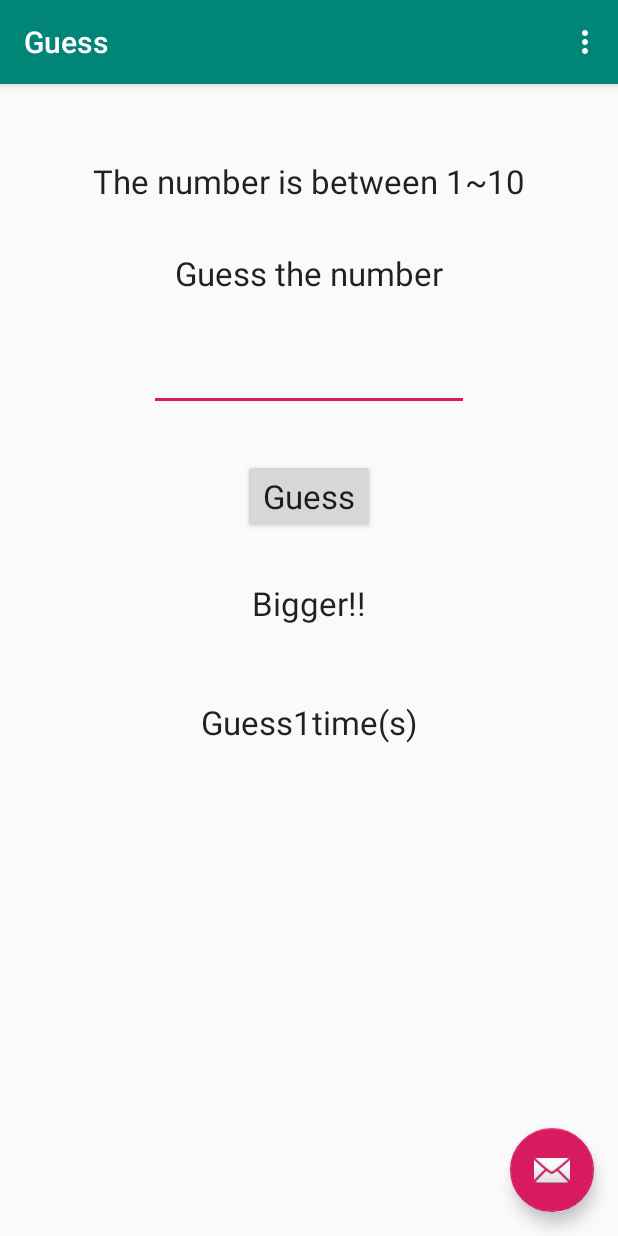
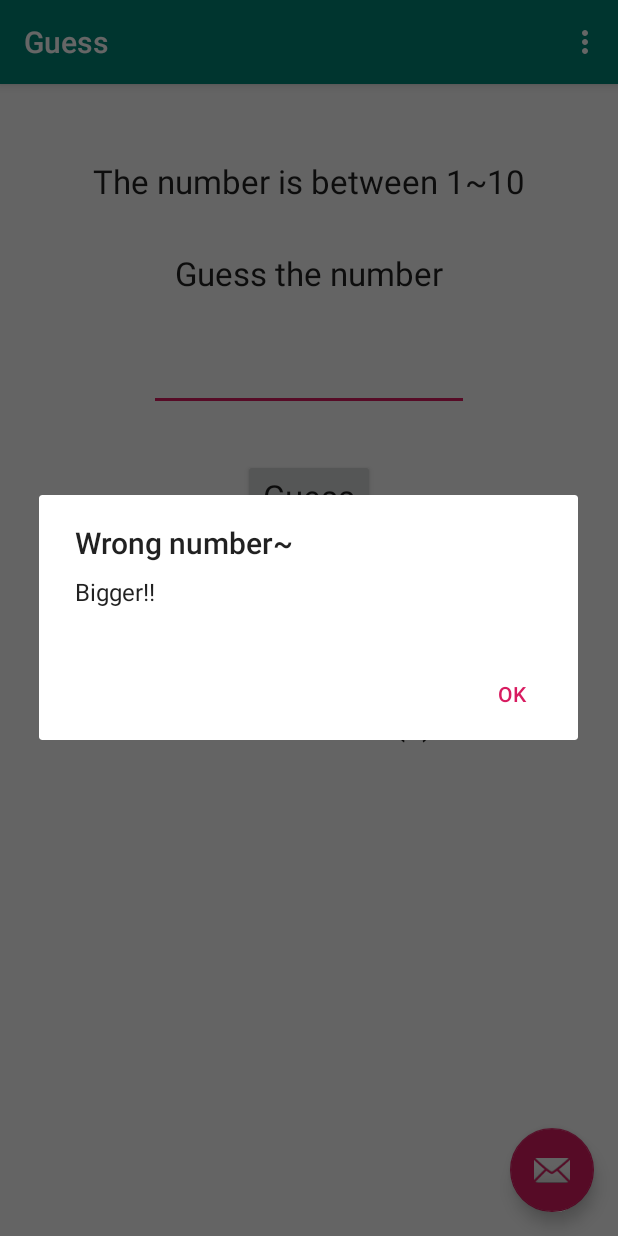
Before and after one commit to lincindiawang/Guess, an Android app: the screen it shows after launch (MainActivity), after a tap on "Guess", on a phone screen of 412 x 824 dp. Run offline under Robolectric (Android 15) with nearby library versions, the phone set to English and light mode, and no system bars; 1 statement that could not run was skipped.

Commit message:
1029 2ndcommit

```diff
--- a/app/src/main/java/com/linda/guess/MainActivity.java
+++ b/app/src/main/java/com/linda/guess/MainActivity.java
@@ -1,6 +1,7 @@
 package com.linda.guess;
 
 import android.app.AlertDialog;
+import android.content.DialogInterface;
 import android.os.Bundle;
 
 import com.google.android.material.floatingactionbutton.FloatingActionButton;
@@ -20,12 +21,13 @@ import android.widget.Toast;
 import java.util.Random;
 
 public class MainActivity extends AppCompatActivity {
+
     int guessTime;
-
     String TAG = MainActivity.class.getSimpleName();
     private EditText number;
-
     int secret = new Random().nextInt(10) +1;
+    private TextView inform;
+    private TextView times;
 
     @Override
     protected void onCreate(Bundle savedInstanceState) {
@@ -34,51 +36,60 @@ public class MainActivity extends AppCompatActivity {
         Toolbar toolbar = findViewById(R.id.toolbar);
         setSupportActionBar(toolbar);
         number = findViewById( R.id.ed_num);
-
-        //AlertDialog.
-
-
         Log.d(TAG,"Secret : "+ secret);
 
         FloatingActionButton fab = findViewById(R.id.fab);
         fab.setOnClickListener(new View.OnClickListener() {
             @Override
             public void onClick(View view) {
-
-//                int secret = new Random().nextInt(10) +1;
-                guessTime = 0;
-                TextView inform = findViewById(R.id.inform);
-                TextView times = findViewById(R.id.times);
-                inform.setText("");
-                times.setText("");
-                number.setText(String.valueOf(guessTime));
-//                Snackbar.make(view, "Replace with your own action", Snackbar.LENGTH_LONG)
-//                        .setAction("Action", null).show();
             }
         });
+    }
+    public void resert(View view){
+        secret= new Random().nextInt(10)+1;
+        guessTime = 0;
+        number.setText(String.valueOf(guessTime));
+        times.setText("");
     }
 
     public void Guess(View view){
         guessTime +=1;
-        TextView inform = findViewById(R.id.inform);
-        TextView times = findViewById(R.id.times);
+        inform = findViewById(R.id.inform);
+        times = findViewById(R.id.times);
         int num = Integer.parseInt(String.valueOf(number.getText().toString()));
 
         if (num > secret){
-            inform.setText("Smaller!!");
-            //Toast.makeText(MainActivity.this,"Smaller !!",Toast.LENGTH_LONG).show();
-            //num = 0;
+            new AlertDialog.Builder(MainActivity.this)
+                    .setTitle("Wrong number~")
+                    .setMessage("Smaller!!")
+                    .setPositiveButton("OK",null)
+                    .show();
+            times.setText("Guess  " +  guessTime  +"  time(s)");
 
         }else if (num < secret){
-            inform.setText("Bigger!!");
-            //Toast.makeText(MainActivity.this,"Bigger !!",Toast.LENGTH_LONG).show();
-            //num = 0;
+            new AlertDialog.Builder(MainActivity.this)
+                    .setTitle("Wrong number~")
+                    .setMessage("Bigger!!")
+                    .setPositiveButton("OK" , null)
+                    .show();
+            times.setText("Guess  " +  guessTime  +"  time(s)");
+
         }else {
-            inform.setText("You Got It ! The number is : " + secret);
-            //Toast.makeText(MainActivity.this,"You Got It ! The number is :" + secret,Toast.LENGTH_LONG).show();
-
+            new AlertDialog.Builder(MainActivity.this)
+                    .setTitle("You Got it ~")
+                    .setMessage("The number is : " + secret)
+                    .setPositiveButton("OK", new DialogInterface.OnClickListener() {
+                        @Override
+                        public void onClick(DialogInterface dialog, int which) {
+                            resert(null);
+//                            secret= new Random().nextInt(10)+1;
+//                            guessTime = 0;
+//                            number.setText(String.valueOf(guessTime));
+//                            times.setText("");
+                        }
+                    })
+                    .show();
         }
-        times.setText("Guess" +  guessTime  +"time(s)");
     }
     @Override
     public boolean onCreateOptionsMenu(Menu menu) {
@@ -98,7 +109,6 @@ public class MainActivity extends AppCompatActivity {
         if (id == R.id.action_settings) {
             return true;
         }
-
         return super.onOptionsItemSelected(item);
     }
 }
```
